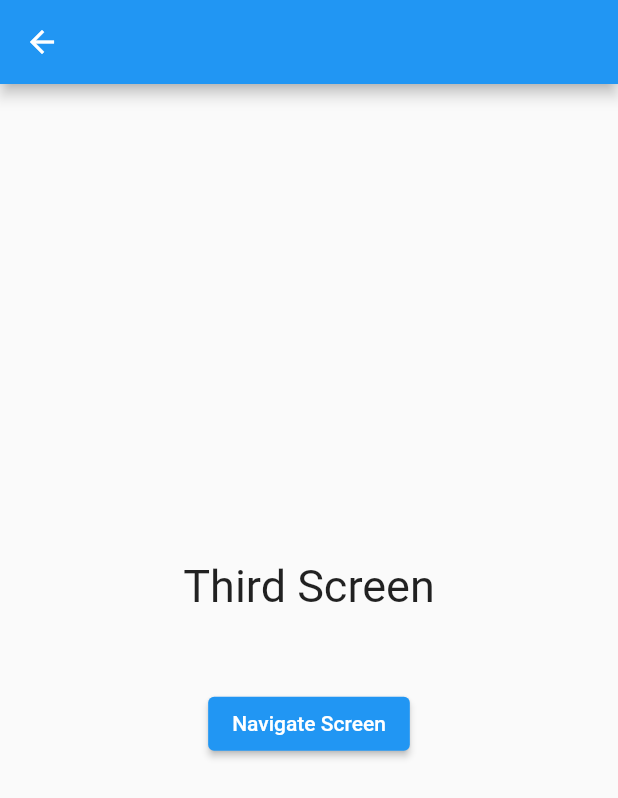
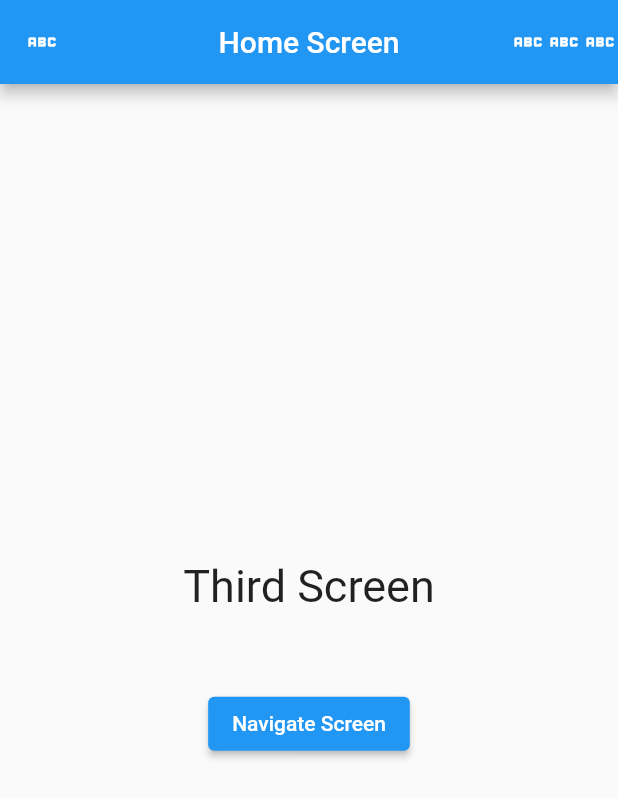
Before and after one commit to infoenum-testing/flutter_session, a Flutter app: the SecondRoutScreen screen opened by its route, after a tap on "Navigate Screen", on a phone screen of 412 x 824 dp. Shown: the top 798 px of the screen. Run offline on Flutter 3.47's test engine with Material 2 defaults, Android fonts, the phone set to English and light mode, and no system bars.

Commit message:
learning routing

```diff
--- /dev/null
+++ b/lib/route/route_name.dart
@@ -0,0 +1,7 @@
+import 'package:flutter_application_demo/screens/routing_screen/first_rout_screen.dart';
+import 'package:flutter_application_demo/screens/routing_screen/second_rout_screen.dart';
+
+class RouteName {
+  static const firstscreen = "firstscreen";
+  static const secondscreen = "secondscreen";
+}
--- /dev/null
+++ b/lib/route/routes.dart
@@ -0,0 +1,18 @@
+import 'package:flutter/material.dart';
+import 'package:flutter_application_demo/route/route_name.dart';
+import 'package:flutter_application_demo/screens/routing_screen/first_rout_screen.dart';
+import 'package:flutter_application_demo/screens/routing_screen/second_rout_screen.dart';
+
+class Routes {
+  static Route generateRoute(RouteSettings settings) {
+    switch (settings.name) {
+      case RouteName.firstscreen:
+        return MaterialPageRoute(builder: (context) => FirstRoutScreen());
+
+      case RouteName.secondscreen:
+        return MaterialPageRoute(builder: (context) => SecondRoutScreen());
+      default:
+        return MaterialPageRoute(builder: (context) => SecondRoutScreen());
+    }
+  }
+}
--- a/lib/screens/routing_screen/second_rout_screen.dart
+++ b/lib/screens/routing_screen/second_rout_screen.dart
@@ -1,14 +1,33 @@
 import 'package:flutter/cupertino.dart';
 import 'package:flutter/material.dart';
+import 'package:flutter_application_demo/screens/routing_screen/first_rout_screen.dart';
 import 'package:flutter_application_demo/screens/routing_screen/third_rout_screen.dart';
 
-class SecondRoutScreen extends StatelessWidget {
+class SecondRoutScreen extends StatefulWidget {
   static const id = "secondRoutScreenid";
-  SecondRoutScreen({super.key, required this.technology});
-  String technology;
+  SecondRoutScreen({
+    super.key,
+  });
+  // String technology;
+
+  @override
+  State<SecondRoutScreen> createState() => _SecondRoutScreenState();
+}
+
+class _SecondRoutScreenState extends State<SecondRoutScreen> {
   String name = "flutter";
+
+  @override
+  void initState() {
+    myFuntion();
+
+    super.initState();
+  }
+
   @override
   Widget build(BuildContext context) {
+    // final argument =
+    //     ModalRoute.of(context)!.settings.arguments as RoutingArgument;
     return Scaffold(
       appBar: AppBar(
         leading: IconButton(
@@ -30,10 +49,14 @@ class SecondRoutScreen extends StatelessWidget {
             "Second Screen",
             style: TextStyle(fontSize: 30),
           ),
-          Text(
-            technology,
-            style: TextStyle(fontSize: 30),
-          ),
+          // Text(
+          //   argument.name,
+          //   style: TextStyle(fontSize: 30),
+          // ),
+          // Text(
+          //   argument.age,
+          //   style: TextStyle(fontSize: 30),
+          // ),
           SizedBox(
             width: double.infinity,
             height: 50,
@@ -43,10 +66,16 @@ class SecondRoutScreen extends StatelessWidget {
                 Navigator.push(context, MaterialPageRoute(builder: (context) {
                   return ThirdRoutScreen();
                 }));
+                // Navigator.popUntil(context, (Route) => false);
               },
               child: Text("Navigate Screen"))
         ],
       ),
     );
   }
+
+  void myFuntion({String? params}) {
+    print(params);
+    print("-----------------");
+  }
 }
--- a/lib/screens/routing_screen/third_rout_screen.dart
+++ b/lib/screens/routing_screen/third_rout_screen.dart
@@ -1,5 +1,6 @@
 import 'package:flutter/cupertino.dart';
 import 'package:flutter/material.dart';
+import 'package:flutter_application_demo/screens/routing_screen/first_rout_screen.dart';
 
 class ThirdRoutScreen extends StatelessWidget {
   const ThirdRoutScreen({super.key});
@@ -7,7 +8,17 @@ class ThirdRoutScreen extends StatelessWidget {
   @override
   Widget build(BuildContext context) {
     return Scaffold(
-      appBar: AppBar(),
+      appBar: AppBar(
+        centerTitle: true,
+        leading: Icon(Icons.abc_outlined),
+        title: Text("Home Screen"),
+        actions: [
+          Icon(Icons.abc_outlined),
+          Icon(Icons.abc_outlined),
+          Icon(Icons.abc_outlined),
+        ],
+      ),
+      drawer: Drawer(),
       body: Column(
         mainAxisAlignment: MainAxisAlignment.center,
         crossAxisAlignment: CrossAxisAlignment.center,
@@ -25,7 +36,14 @@ class ThirdRoutScreen extends StatelessWidget {
             width: double.infinity,
             height: 50,
           ),
-          ElevatedButton(onPressed: () {}, child: Text("Navigate Screen"))
+          ElevatedButton(
+              onPressed: () {
+                Navigator.pop(context);
+                Navigator.pop(context);
+                Navigator.pop(context);
+                // Navigator.push(context, FirstRoutScreen.id);
+              },
+              child: Text("Navigate Screen"))
         ],
       ),
     );
```
Also changed, not shown: lib/main.dart (+10 -7 lines), lib/screens/routing_screen/first_rout_screen.dart (+32 -1 lines).
